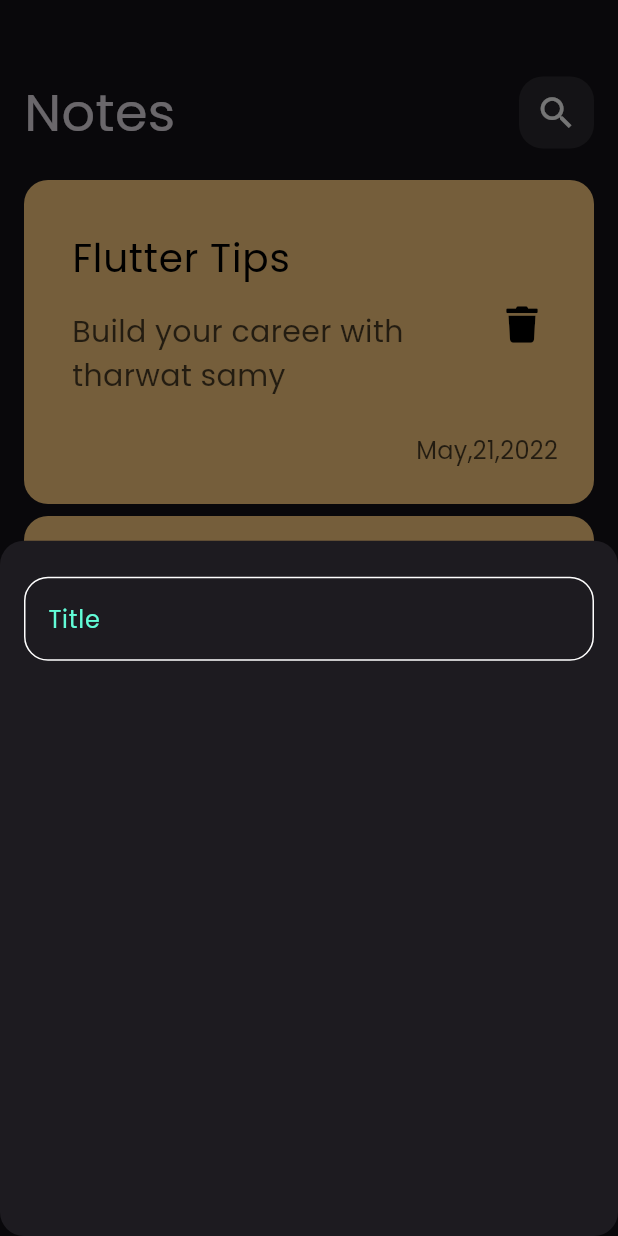
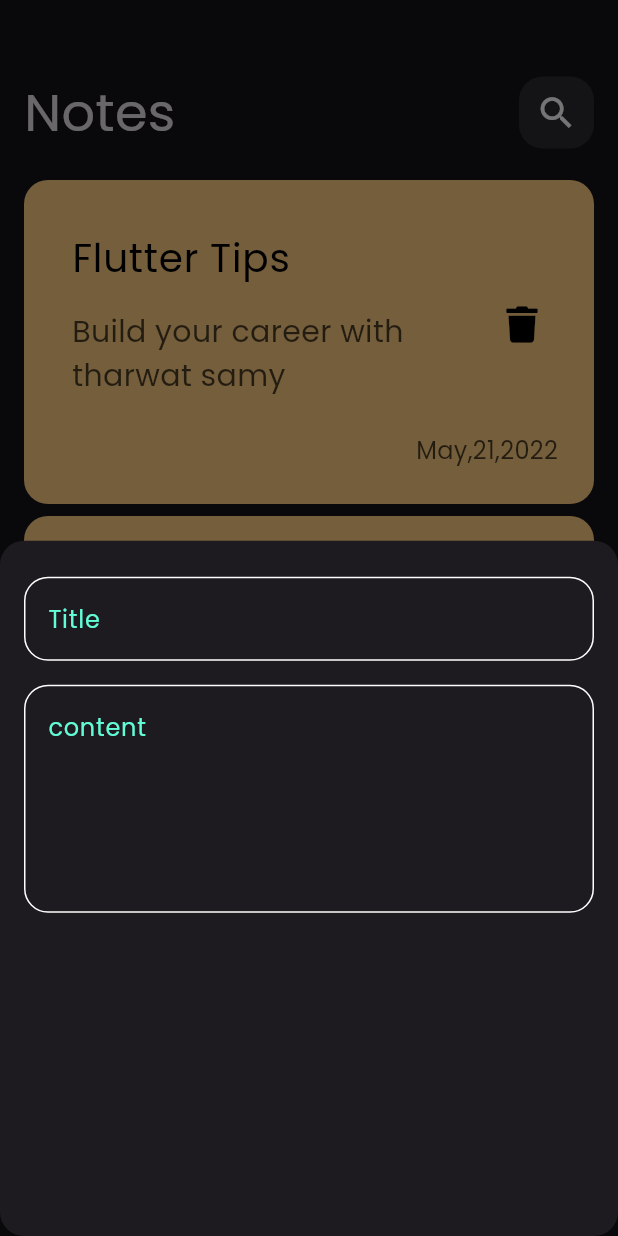
Before and after one commit to lobnanady2002/notes_app, a Flutter app: the screen it shows after launch, after a tap on the "add" icon, on a phone screen of 412 x 824 dp. Run offline on Flutter 3.47's test engine with Material 3 defaults, Android fonts, the phone set to English and light mode, and no system bars; our stand-ins replace font_awesome_flutter.

Commit message:
add fields to notes bottom sheet

```diff
--- a/lib/widgets/add_note_bottom_sheet.dart
+++ b/lib/widgets/add_note_bottom_sheet.dart
@@ -12,7 +12,16 @@ class AddNoteBottomSheet extends StatelessWidget {
           SizedBox(
             height: 24,
           ),
-          CustomTextField()
+          CustomTextField(
+            hint: 'Title',
+          ),
+          SizedBox(
+            height: 16,
+          ),
+          CustomTextField(
+            maxLine: 5,
+            hint: 'content',
+          ),
 
         ],
 
--- a/lib/widgets/custom_text_field.dart
+++ b/lib/widgets/custom_text_field.dart
@@ -1,14 +1,17 @@
 import 'package:flutter/material.dart';
 import 'package:notes_app/constants.dart';
 class CustomTextField extends StatelessWidget {
-  const CustomTextField({super.key});
+  const CustomTextField({super.key,required this.hint,this.maxLine=1});
+  final String hint;
+  final int maxLine;
 
   @override
   Widget build(BuildContext context) {
     return TextField(
+      maxLines: maxLine,
       cursorColor: kPrimaryColor,
       decoration: InputDecoration(
-        hintText: 'Title',
+        hintText: hint,
         hintStyle: TextStyle(
           color: kPrimaryColor,
         ),
```
